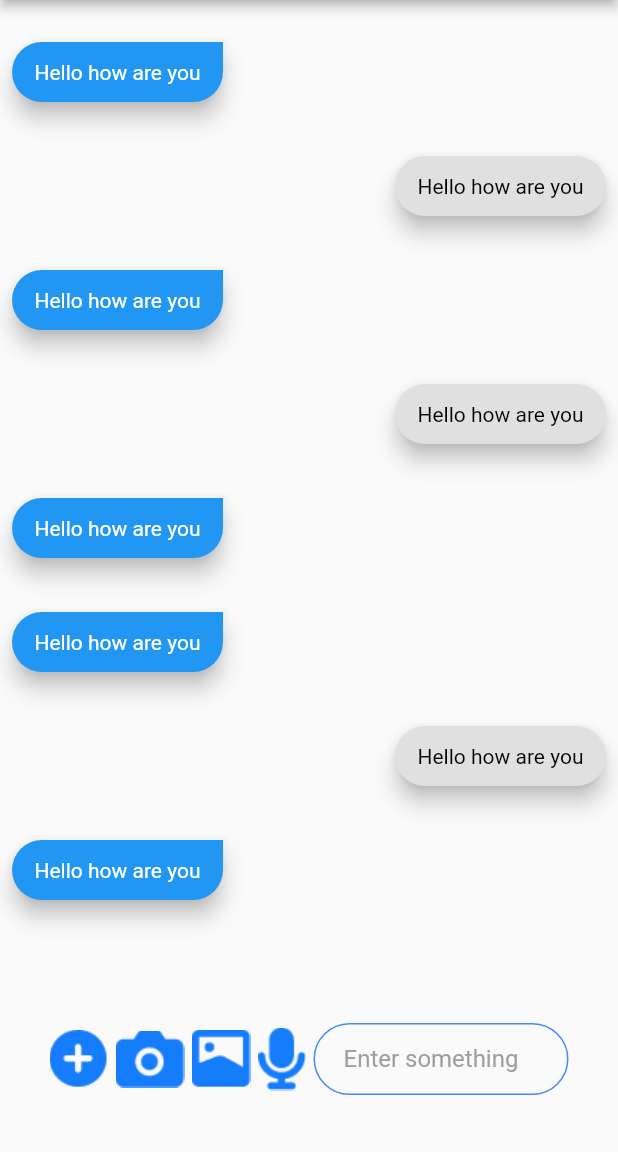
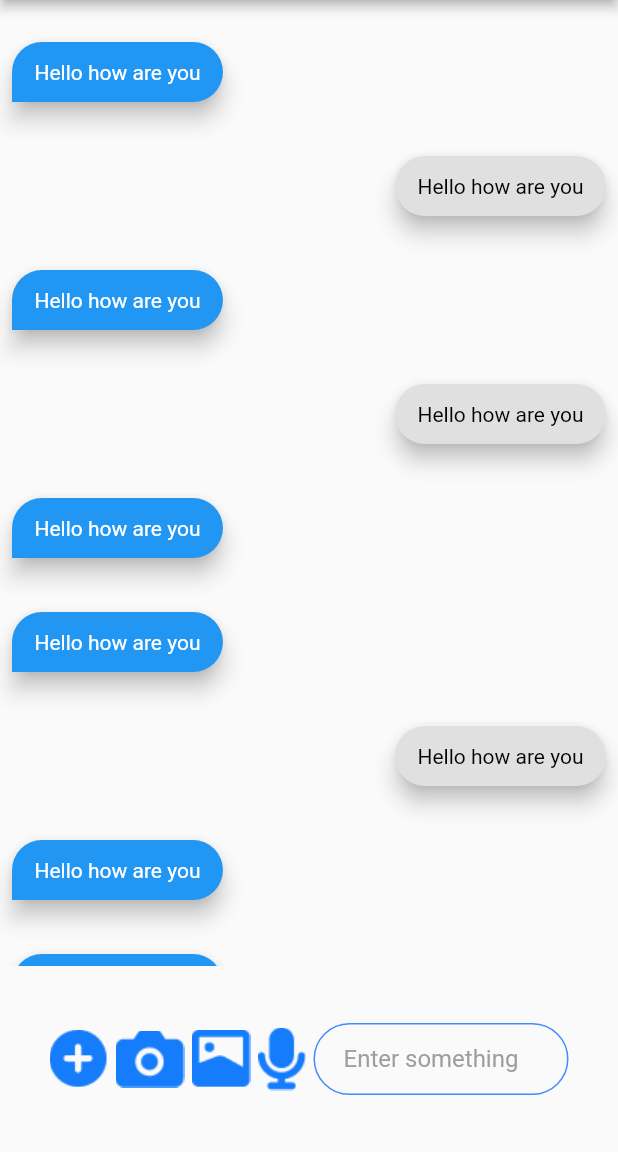
Before and after one commit to Davidtariq96/week-9, a Flutter app: the screen it shows after launch, on a phone screen of 412 x 824 dp, the part 84-1236 px from its top. Run offline on Flutter 3.47's test engine with Material 2 defaults, Android fonts, the phone set to English and light mode, and no system bars.

Commit message:
few adjustment

```diff
--- a/lib/main.dart
+++ b/lib/main.dart
@@ -60,6 +60,42 @@ class MyApp extends StatelessWidget {
                 color: false,
                 textColor: false,
                 radius: false,
+              ),
+              MessageText(
+                alignment: true,
+                color: true,
+                textColor: true,
+                radius: true,
+              ),
+              MessageText(
+                alignment: false,
+                color: false,
+                textColor: false,
+                radius: false,
+              ),
+              MessageText(
+                alignment: true,
+                color: true,
+                textColor: true,
+                radius: true,
+              ),
+              MessageText(
+                alignment: true,
+                color: true,
+                textColor: true,
+                radius: true,
+              ),
+              MessageText(
+                alignment: false,
+                color: false,
+                textColor: false,
+                radius: false,
+              ),
+              MessageText(
+                alignment: true,
+                color: true,
+                textColor: true,
+                radius: true,
               ),
               MessageText(
                 alignment: true,
@@ -185,8 +221,8 @@ class MessageText extends StatelessWidget {
             elevation: 6.0,
             borderRadius: radius
                 ? const BorderRadius.only(
+                    topRight: Radius.circular(31.0),
                     topLeft: Radius.circular(31.0),
-                    bottomLeft: Radius.circular(31.0),
                     bottomRight: Radius.circular(31.0),
                   )
                 : const BorderRadius.only(
```
